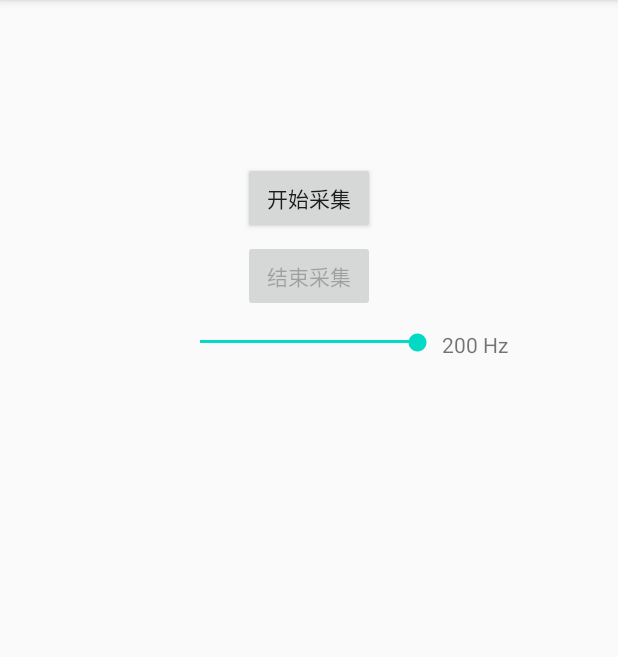
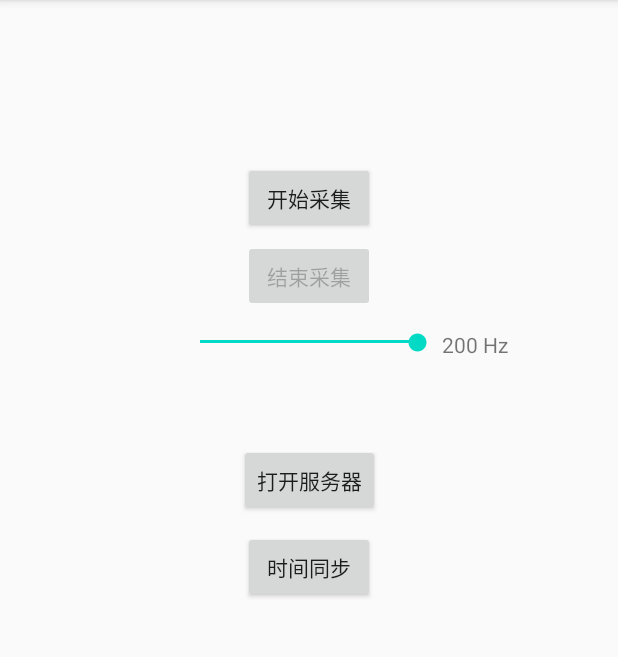
Before and after one commit to DoDoLilo/OriBee, an Android app: the screen it shows after launch (MainActivity), on a phone screen of 412 x 824 dp, the part 84-741 px from its top. Run offline under Robolectric (Android 15) with nearby library versions, the phone set to English and light mode, and no system bars.

Commit message:
support time sync

```diff
--- a/app/build.gradle
+++ b/app/build.gradle
@@ -33,5 +33,6 @@ dependencies {
     testImplementation 'junit:junit:4.12'
     androidTestImplementation 'androidx.test.ext:junit:1.1.2'
     androidTestImplementation 'androidx.test.espresso:espresso-core:3.3.0'
+    implementation 'com.koushikdutta.async:androidasync:2.2.1'
 
 }
--- a/app/src/main/java/com/dadachen/oribee/MainActivity.kt
+++ b/app/src/main/java/com/dadachen/oribee/MainActivity.kt
@@ -11,6 +11,7 @@ import android.os.Bundle
 import android.util.Log
 import android.widget.SeekBar
 import com.dadachen.magicorientation.utils.writeToLocalStorage
+import com.dadachen.oribee.time.runServer
 import com.dadachen.oribee.utils.Utils
 import kotlinx.android.synthetic.main.activity_choose.*
 import java.lang.StringBuilder
@@ -125,7 +126,16 @@ class MainActivity : AppCompatActivity() {
             }
 
         })
+        initTimeSyncUI()
     }
+
+    private fun initTimeSyncUI() {
+        bt_server_time.setOnClickListener {
+            runServer()
+        }
+
+    }
+
     private var recording = false
     private val stringBuilder = StringBuilder()
     private var frequency = 200
--- a/app/src/main/res/layout/activity_choose.xml
+++ b/app/src/main/res/layout/activity_choose.xml
@@ -47,4 +47,24 @@
             app:layout_constraintStart_toEndOf="@+id/seekBar_frequency"
             app:layout_constraintTop_toBottomOf="@+id/bt_end_record" />
 
+    <Button
+        android:id="@+id/bt_server_time"
+        android:layout_width="wrap_content"
+        android:layout_height="wrap_content"
+        android:layout_marginTop="296dp"
+        android:text="@string/server_open"
+        app:layout_constraintEnd_toEndOf="parent"
+        app:layout_constraintStart_toStartOf="parent"
+        app:layout_constraintTop_toTopOf="parent" />
+
+    <Button
+        android:id="@+id/bt_time_sync"
+        android:layout_width="wrap_content"
+        android:layout_height="wrap_content"
+        android:layout_marginTop="10dp"
+        android:text="@string/sync_time"
+        app:layout_constraintEnd_toEndOf="parent"
+        app:layout_constraintStart_toStartOf="parent"
+        app:layout_constraintTop_toBottomOf="@+id/bt_server_time" />
+
 </androidx.constraintlayout.widget.ConstraintLayout>
--- a/app/src/main/res/values/strings.xml
+++ b/app/src/main/res/values/strings.xml
@@ -4,4 +4,6 @@
     <string name="end_record">结束采集</string>
     <string name="x">x:</string>
     <string name="default_hz">0 Hz</string>
+    <string name="server_open">打开服务器</string>
+    <string name="sync_time">时间同步</string>
 </resources>
--- a/build.gradle
+++ b/build.gradle
@@ -1,12 +1,12 @@
 // Top-level build file where you can add configuration options common to all sub-projects/modules.
 buildscript {
-    ext.kotlin_version = "1.4.0"
+    ext.kotlin_version = "1.4.10"
     repositories {
         google()
         jcenter()
     }
     dependencies {
-        classpath "com.android.tools.build:gradle:4.0.1"
+        classpath "com.android.tools.build:gradle:4.0.2"
         classpath "org.jetbrains.kotlin:kotlin-gradle-plugin:$kotlin_version"
 
         // NOTE: Do not place your application dependencies here; they belong
```
Also changed, not shown: app/src/main/java/com/dadachen/oribee/time/TimeSync.kt (added, +32 -0 lines).
